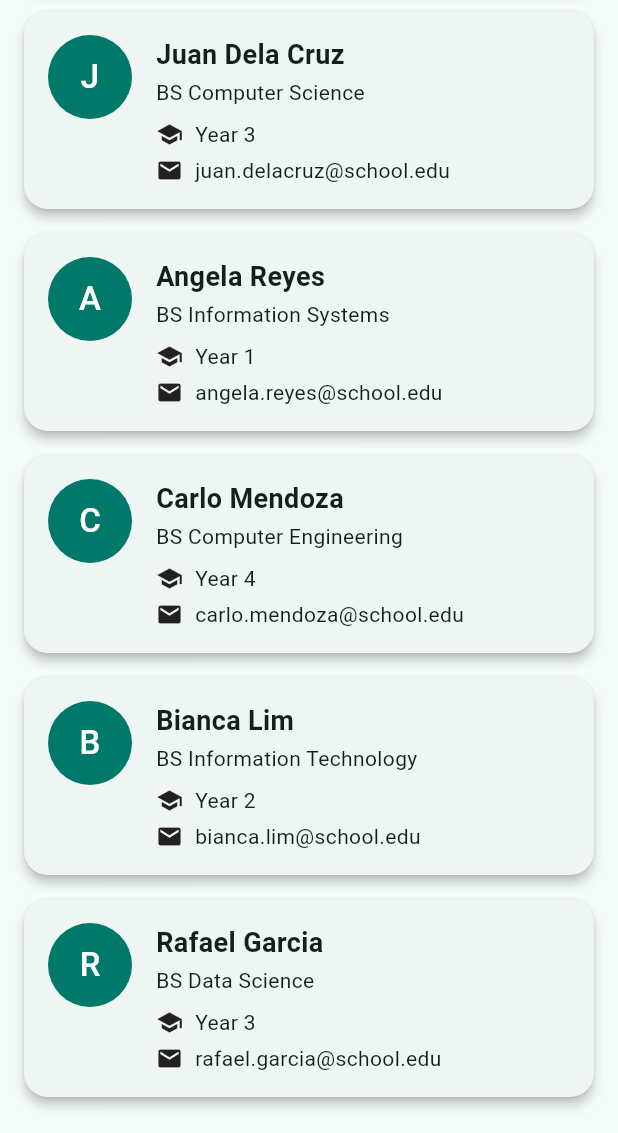
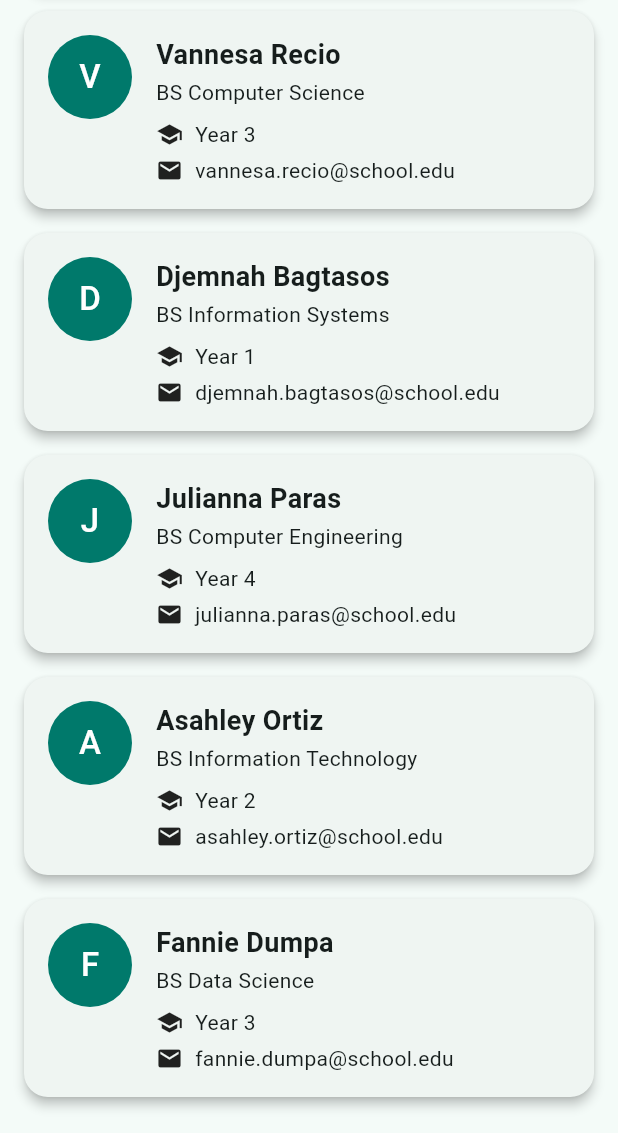
Before and after one commit to viaescobido/stateless_lab_escobido, a Flutter app: the screen it shows after launch, scrolled down 203 dp, on a phone screen of 412 x 824 dp, the part 103-1236 px from its top. Run offline on Flutter 3.47's test engine with Material 3 defaults, Android fonts, the phone set to English and light mode, and no system bars.

Commit message:
Update sample student data

```diff
--- a/lib/main.dart
+++ b/lib/main.dart
@@ -24,40 +24,40 @@ class Student {
 // Hard-coded sample data (replace with your own names if you like).
 const List<Student> students = [
   Student(
-    name: 'Maria Santos',
+    name: 'Via Escobido',
     course: 'BS Information Technology',
     yearLevel: 2,
-    email: 'maria.santos@school.edu',
+    email: 'via.escobido@school.edu',
   ),
   Student(
-    name: 'Juan Dela Cruz',
+    name: 'Vannesa Recio',
     course: 'BS Computer Science',
     yearLevel: 3,
-    email: 'juan.delacruz@school.edu',
+    email: 'vannesa.recio@school.edu',
   ),
   Student(
-    name: 'Angela Reyes',
+    name: 'Djemnah Bagtasos',
     course: 'BS Information Systems',
     yearLevel: 1,
-    email: 'angela.reyes@school.edu',
+    email: 'djemnah.bagtasos@school.edu',
   ),
   Student(
-    name: 'Carlo Mendoza',
+    name: 'Julianna Paras',
     course: 'BS Computer Engineering',
     yearLevel: 4,
-    email: 'carlo.mendoza@school.edu',
+    email: 'julianna.paras@school.edu',
   ),
   Student(
-    name: 'Bianca Lim',
+    name: 'Asahley Ortiz',
     course: 'BS Information Technology',
     yearLevel: 2,
-    email: 'bianca.lim@school.edu',
+    email: 'asahley.ortiz@school.edu',
   ),
   Student(
-    name: 'Rafael Garcia',
+    name: 'Fannie Dumpa',
     course: 'BS Data Science',
     yearLevel: 3,
-    email: 'rafael.garcia@school.edu',
+    email: 'fannie.dumpa@school.edu',
   ),
 ];
 
```
